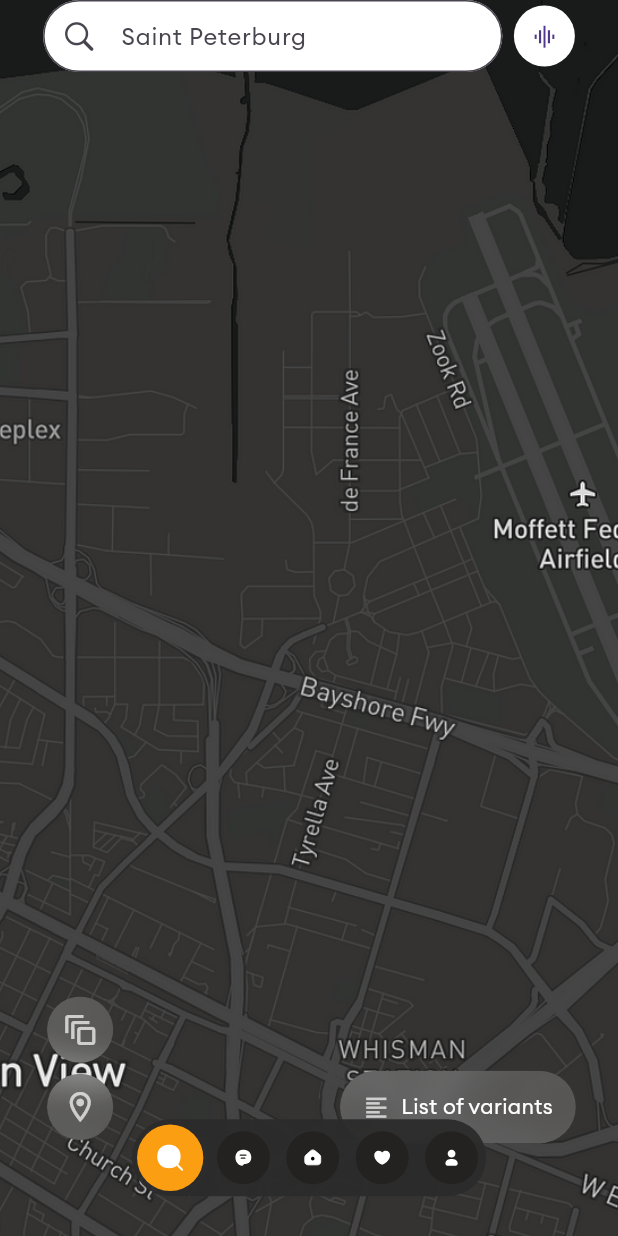
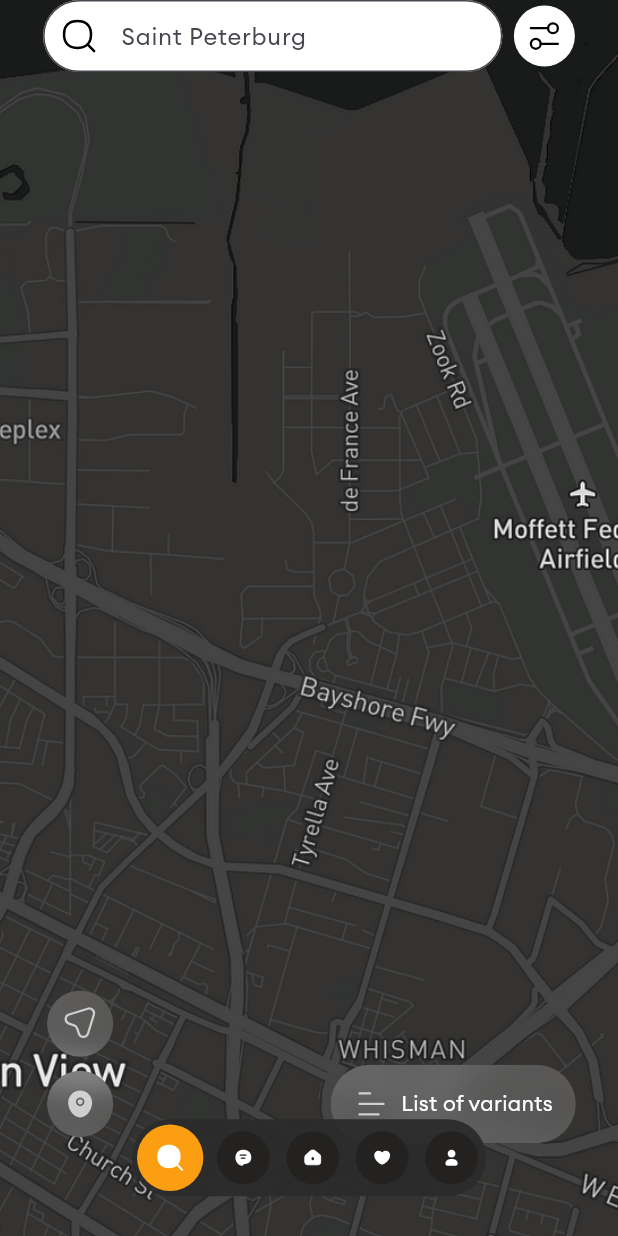
Before and after one commit to oghenekparobor/moniepoint_test, a Flutter app: the screen it shows after launch, after a tap on an icon or button, on a phone screen of 412 x 824 dp. Run offline on Flutter 3.47's test engine with Material 3 defaults, Android fonts, the light colour scheme and no system bars; our stand-ins replace animate_do, flutter_riverpod, flutter_screenutil, flutter_svg, glass, go_router and 2 more; generated files the repository leaves out were written again.

Commit message:
chore: chnaged all icons to more suitable icon

```diff
--- a/lib/core/app_strings.dart
+++ b/lib/core/app_strings.dart
@@ -22,4 +22,14 @@
   static String iMessage = "message".svg;
   static String iSearch = "search".svg;
   static String iUser = "user".svg;
+  static String iShield = "shield".svg;
+  static String iCart = "cart".svg;
+  static String iLayers = "layers".svg;
+  static String iLocation = "location".svg;
+  static String iMenu = "menu".svg;
+  static String iLocationPin = "pin".svg;
+  static String iFilter = "filter".svg;
+  static String iSearchLine = "search-lined".svg;
+  static String iWallet = "wallet".svg;
+  static String iSettings = "settings".svg;
 }
--- a/lib/presentation/pages/sub/home.appbar.dart
+++ b/lib/presentation/pages/sub/home.appbar.dart
@@ -5,6 +5,7 @@
 import 'package:flutter_screenutil/flutter_screenutil.dart';
 import 'package:moniepoint_test/core/app_strings.dart';
 import 'package:moniepoint_test/core/extensions/context.dart';
+import 'package:moniepoint_test/presentation/widgets/icon.dart';
 
 class HomeAppbar extends StatefulWidget {
   const HomeAppbar({
@@ -70,8 +71,8 @@
               child: Row(
                 mainAxisSize: MainAxisSize.min,
                 children: [
-                  Icon(
-                    Icons.location_pin,
+                  AppIcon(
+                    Strings.iLocationPin,
                     color: context.theme.colorScheme.tertiary,
                   ),
                   8.horizontalSpace,
--- a/lib/presentation/pages/sub/search.bar.dart
+++ b/lib/presentation/pages/sub/search.bar.dart
@@ -1,8 +1,9 @@
 import 'package:animate_do/animate_do.dart';
-import 'package:flutter/cupertino.dart';
 import 'package:flutter/material.dart';
 import 'package:flutter_screenutil/flutter_screenutil.dart';
+import 'package:moniepoint_test/core/app_strings.dart';
 import 'package:moniepoint_test/core/extensions/context.dart';
+import 'package:moniepoint_test/presentation/widgets/icon.dart';
 
 class MySearchBar extends StatelessWidget {
   const MySearchBar({
@@ -22,8 +23,14 @@
               delay: Durations.extralong3,
               child: TextField(
                 onChanged: (value) {},
-                decoration: const InputDecoration(
-                  prefixIcon: Icon(CupertinoIcons.search),
+                decoration: InputDecoration(
+                  prefixIcon: Padding(
+                    padding: EdgeInsets.all(12.sp),
+                    child: AppIcon(
+                      Strings.iSearchLine,
+                      color: Colors.black,
+                    ),
+                  ),
                   hintText: 'Saint Peterburg',
                   contentPadding: EdgeInsets.zero,
                 ),
@@ -36,9 +43,9 @@
             child: CircleAvatar(
               maxRadius: 23.r,
               backgroundColor: Colors.white,
-              child: Icon(
-                Icons.graphic_eq_outlined,
-                size: 20.sp,
+              child: AppIcon(
+                Strings.iSettings,
+                color: Colors.black,
               ),
             ),
           ),
--- a/lib/presentation/pages/sub/search.fab.dart
+++ b/lib/presentation/pages/sub/search.fab.dart
@@ -2,8 +2,10 @@
 import 'package:flutter/material.dart';
 import 'package:flutter_screenutil/flutter_screenutil.dart';
 import 'package:glass/glass.dart';
+import 'package:moniepoint_test/core/app_strings.dart';
 import 'package:moniepoint_test/core/extensions/context.dart';
 import 'package:moniepoint_test/core/extensions/widget.dart';
+import 'package:moniepoint_test/presentation/widgets/icon.dart';
 
 class SearchFloatingButton extends StatefulWidget {
   const SearchFloatingButton({
@@ -33,10 +35,10 @@
           itemBuilder: (BuildContext bc) {
             return [
               for (var i in [
-                {Icons.shield_outlined: 'Cosy areas'},
-                {Icons.wallet: 'Prices'},
-                {Icons.shopping_basket_outlined: 'Infrastructure'},
-                {Icons.stacked_bar_chart: 'Without any layer'},
+                {Strings.iShield: 'Cosy areas'},
+                {Strings.iWallet: 'Prices'},
+                {Strings.iCart: 'Infrastructure'},
+                {Strings.iLayers: 'Without any layer'},
               ]) ...{
                 PopupMenuItem(
                   value: i.entries.first.value,
@@ -44,7 +46,7 @@
                     mainAxisSize: MainAxisSize.min,
                     children: [
                       8.horizontalSpace,
-                      Icon(
+                      AppIcon(
                         i.entries.first.key,
                         color: i.entries.first.value == 'Prices'
                             ? context.theme.colorScheme.secondary
@@ -71,8 +73,8 @@
               child: CircleAvatar(
                 maxRadius: 25.r,
                 backgroundColor: Colors.white10,
-                child: const Icon(
-                  Icons.auto_awesome_motion_outlined,
+                child: AppIcon(
+                  Strings.iLocation,
                   color: Colors.white70,
                 ),
               ).asGlass(
@@ -90,8 +92,8 @@
               child: CircleAvatar(
                 backgroundColor: Colors.white10,
                 maxRadius: 25.r,
-                child: const Icon(
-                  Icons.location_on_outlined,
+                child: AppIcon(
+                  Strings.iLocationPin,
                   color: Colors.white70,
                 ),
               ).asGlass(
@@ -115,10 +117,9 @@
                 child: Row(
                   mainAxisSize: MainAxisSize.min,
                   children: [
-                    Icon(
-                      Icons.format_align_left,
+                    AppIcon(
+                      Strings.iMenu,
                       color: Colors.white70,
-                      size: 20.sp,
                     ),
                     8.horizontalSpace,
                     Text(
--- a/lib/presentation/widgets/app.bottomnav.dart
+++ b/lib/presentation/widgets/app.bottomnav.dart
@@ -5,6 +5,8 @@
 import 'package:flutter_svg/svg.dart';
 import 'package:moniepoint_test/core/extensions/context.dart';
 import 'package:moniepoint_test/presentation/notifier/app.notifier.dart';
+
+import 'icon.dart';
 
 class FloatingBottomNav extends ConsumerWidget {
   const FloatingBottomNav({
@@ -63,10 +65,9 @@
                                       : EdgeInsets.symmetric(horizontal: 2.w),
                                   child: Padding(
                                     padding: EdgeInsets.all(12.sp),
-                                    child: SvgPicture.asset(
+                                    child: AppIcon(
                                       e.entries.first.key,
-                                      height: index == active ? 24.sp : 20.sp,
-                                      width: index == active ? 24.sp : 20.sp,
+                                      size: index == active ? 24.sp : 20.sp,
                                     ),
                                   ),
                                 ),
--- /dev/null
+++ b/lib/presentation/widgets/icon.dart
@@ -0,0 +1,28 @@
+import 'package:flutter/material.dart';
+import 'package:flutter_screenutil/flutter_screenutil.dart';
+import 'package:flutter_svg/svg.dart';
+
+class AppIcon extends StatelessWidget {
+  const AppIcon(
+    this.icon, {
+    super.key,
+    this.color,
+    this.size,
+  });
+
+  final String icon;
+  final double? size;
+  final Color? color;
+
+  @override
+  Widget build(BuildContext context) {
+    return SvgPicture.asset(
+      icon,
+      height: size?.sp,
+      width: size?.sp,
+      // ignore: deprecated_member_use
+      color: color,
+      theme: SvgTheme(currentColor: color ?? const Color(0xFF000000)),
+    );
+  }
+}
```
Also changed, not shown: assets/icons/cart.svg (added), assets/icons/filter.svg (added), assets/icons/home.svg, assets/icons/layers.svg (added), assets/icons/location.svg (added), assets/icons/menu.svg (added), assets/icons/pin.svg (added), assets/icons/search-lined.svg (added), assets/icons/settings.svg (added), assets/icons/shield.svg (added), assets/icons/wallet.svg (added).
